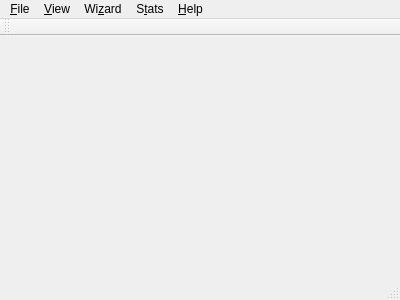
Before: the Qt Designer form qt/qt_test001/mainwindow.ui in fsziegler/GTD-Kanban, drawn with Qt 5.
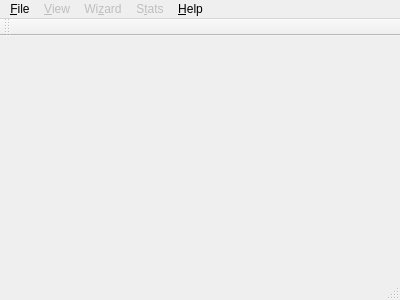
After: the same form once the commit is applied.

Commit message: Disabled non-active menus. Editing a Kanban item now sets the dirty flag. Minor code clean-up.

Patch:
```diff
--- a/qt/qt_test001/mainwindow.ui
+++ b/qt/qt_test001/mainwindow.ui
@@ -45,6 +45,9 @@
     <addaction name="actionExit"/>
    </widget>
    <widget class="QMenu" name="menuView">
+    <property name="enabled">
+     <bool>false</bool>
+    </property>
     <property name="title">
      <string>&amp;View</string>
     </property>
@@ -62,11 +65,17 @@
     <addaction name="actionRestore"/>
    </widget>
    <widget class="QMenu" name="menuWizard">
+    <property name="enabled">
+     <bool>false</bool>
+    </property>
     <property name="title">
      <string>Wi&amp;zard</string>
     </property>
    </widget>
    <widget class="QMenu" name="menuStats">
+    <property name="enabled">
+     <bool>false</bool>
+    </property>
     <property name="title">
      <string>S&amp;tats</string>
     </property>
```
The commit also changes 2 other files.
